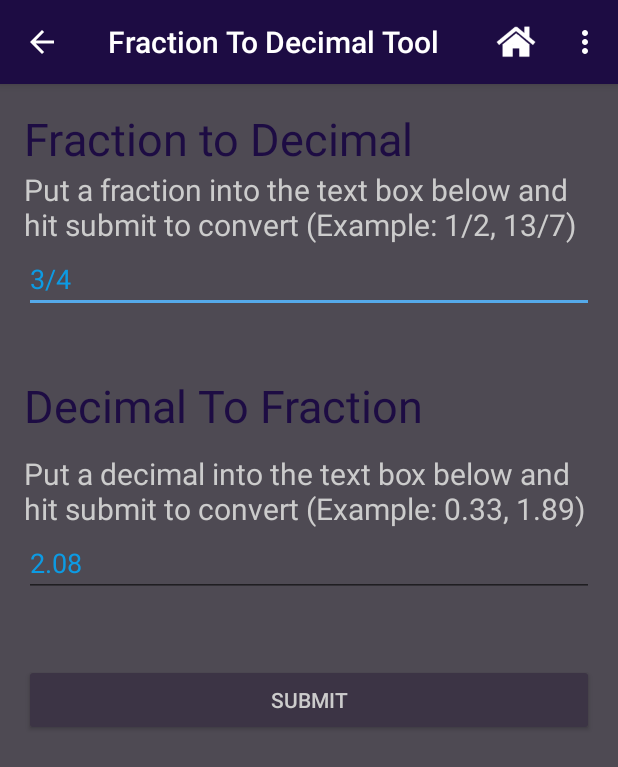
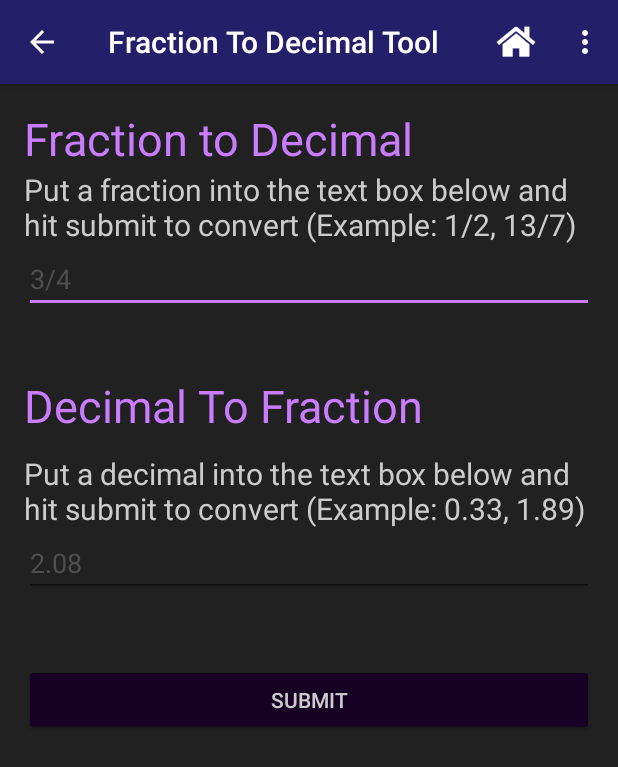
Before and after one commit to MyannaHarris/GEDMobileApp, an Android app: the FractionToDecimalTool screen opened directly, with no data from a screen before it, on a phone screen of 412 x 824 dp. Shown: the top 767 px of the screen. Run offline under Robolectric (Android 15) with nearby library versions, the phone set to English and light mode, and no system bars.

Commit message:
Colors Update

```diff
--- a/GEDAppGUI/app/src/main/res/layout/activity_sprite.xml
+++ b/GEDAppGUI/app/src/main/res/layout/activity_sprite.xml
@@ -90,7 +90,7 @@
             android:gravity="center_vertical|left"
             android:layout_gravity="left"
             android:orientation="horizontal"
-            android:background="@color/colorMenuText">
+            android:background="@color/spriteAccessoryBG">
         </LinearLayout>
 
     </HorizontalScrollView>
--- a/GEDAppGUI/app/src/main/res/values/colors.xml
+++ b/GEDAppGUI/app/src/main/res/values/colors.xml
@@ -15,27 +15,27 @@
 -->
 
 <resources>
-    <color name="colorPrimary">#1d0c43</color>
+    <color name="colorPrimary">#241f69</color>
     <color name="colorPrimaryDark">#000000</color>
-    <color name="colorAccent">#55aaea</color>
-    <color name="colorBackgroundDark">#4e4a53</color>
-    <color name="colorButton">#3c3445</color>
-    <color name="colorHeader1">#1d0c43</color>
+    <color name="colorAccent">#ca7cff</color>
+    <color name="colorBackgroundDark">#212121</color>
+    <color name="colorButton">#160023</color>
+    <color name="colorHeader1">#ca7cff</color>
     <color name="colorBodyText">#cccccc</color>
     <color name="colorButtonText">#cccccc</color>
     <color name="colorMenuText">#cccccc</color>
-    <color name="colorMenuBackground">#3c3445</color>
+    <color name="colorMenuBackground">#111111</color>
     <color name="colorWhite">#ffffff</color>
     <color name="bucketGameBG">#ceaee6</color>
-    <color name="gameCorrect">#119b0e</color>
+    <color name="gameCorrect">#015800</color>
     <color name="gameIncorrect">#961315</color>
     <color name="matchCardBG">#cccccc</color>
-    <color name="matchCardOutline">#3c3445</color>
-    <color name="matchCardSelectedOutline">#eeff00</color>
+    <color name="matchCardOutline">#160023</color>
+    <color name="matchCardSelectedOutline">#241F69</color>
     <color name="accessoryHighlight">#b8c4f7</color>
     <color name="transparent">#00ffffff</color>
-    <color name="geospinner">#000dff</color>
-    <color name="fracToDecHint">#d600aaff</color>
+    <color name="geospinner">#ca7cff</color>
+    <color name="fracToDecHint">#d6585858</color>
     <color name="towerGameButtonText">#ffffff</color>
     <color name="bucketGameStart">#119b0e</color>
     <color name="matchGameText">#000000</color>
@@ -44,4 +44,5 @@
     <color name="questionIncorrect">#ff0000</color>
     <color name="chemistryGameBG">#ceaee6</color>
     <color name="chemistryGameText">#000000</color>
+    <color name="spriteAccessoryBG">#313131</color>
 </resources>
```
